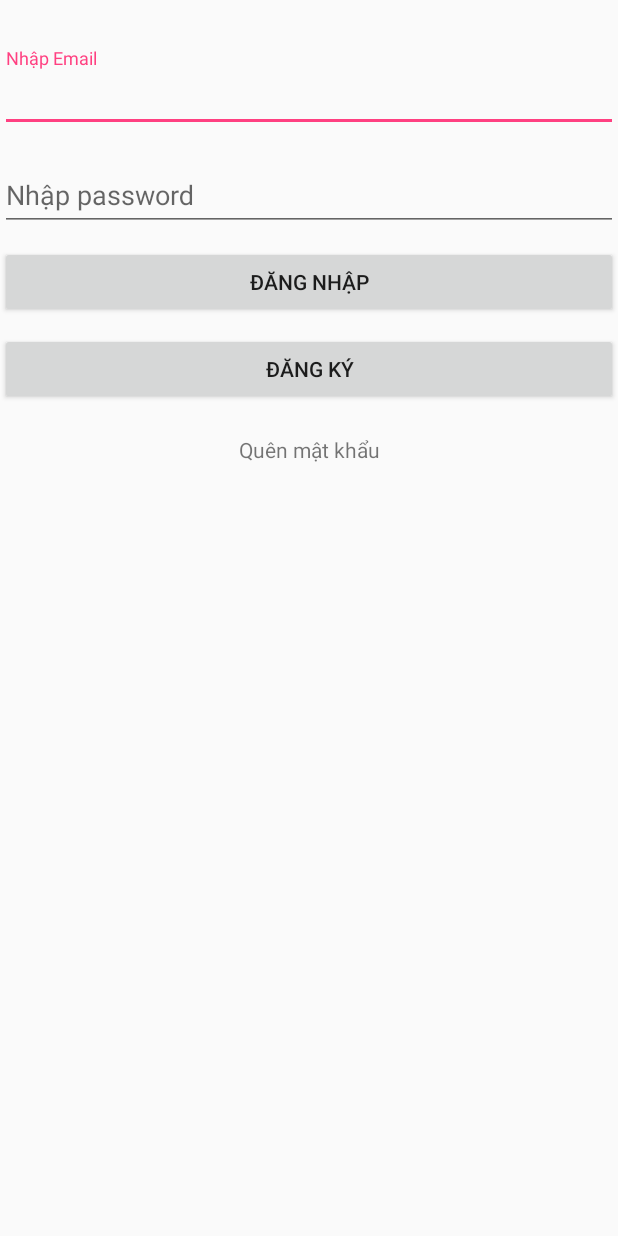
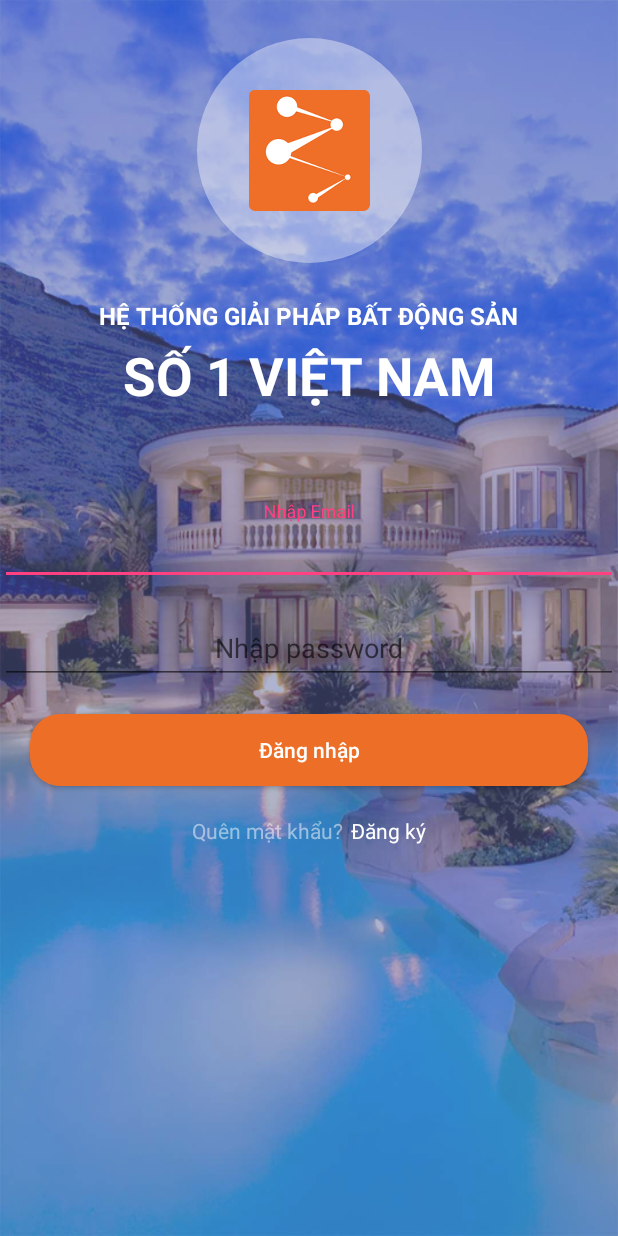
Before and after one commit to tuancuongth88/app-nghetuvan, an Android app: the screen it shows after launch (LoginActivity), on a phone screen of 412 x 824 dp. Run offline under Robolectric (Android 15) with nearby library versions, the phone set to English and light mode, and no system bars; our stand-ins replace data binding.

Commit message:
update UI login

```diff
--- a/app/src/main/java/haiphat/com/bds/nghetuvan/view/auth/LoginActivity.kt
+++ b/app/src/main/java/haiphat/com/bds/nghetuvan/view/auth/LoginActivity.kt
@@ -27,7 +27,7 @@ class LoginActivity : AppCompatActivity() {
                 startActivity(Intent(this@LoginActivity, HomeActivity::class.java))
             }, 1000)
         }
-        dataBindingLogin.btnRegister.setOnClickListener {
+        dataBindingLogin.tvRegister.setOnClickListener {
             startActivity(Intent(this@LoginActivity, RegisterActivity::class.java))
         }
         dataBindingLogin.txtForgotPassword.setOnClickListener {
--- a/app/src/main/res/drawable/bg_view_item_activities_radius.xml
+++ b/app/src/main/res/drawable/bg_view_btn_login_email.xml
@@ -1,6 +1,6 @@
 <?xml version="1.0" encoding="utf-8"?>
 <shape xmlns:android="http://schemas.android.com/apk/res/android" >
-    <solid android:color="@color/colorAccent"  />
-    <corners android:radius="@dimen/margin_20"/>
+    <solid android:color="#ed6f27"  />
+    <corners android:radius="20dp"/>
 
 </shape>
--- a/app/src/main/res/layout/activity_login.xml
+++ b/app/src/main/res/layout/activity_login.xml
@@ -3,23 +3,66 @@
     xmlns:app="http://schemas.android.com/apk/res-auto"
     xmlns:tools="http://schemas.android.com/tools">
 
-    <android.support.constraint.ConstraintLayout
-        android:layout_width="match_parent"
-        android:layout_height="match_parent"
-        tools:context="haiphat.com.bds.nghetuvan.view.auth.LoginActivity">
+
+        <android.support.constraint.ConstraintLayout style="@style/matchParent"
+            android:background="@drawable/ic_background_auth">
+
+            <View
+                style="@style/matchParent"
+                android:alpha="0.5"
+                android:background="#6069a5" />
+
+
+            <include
+                android:id="@+id/logo"
+                layout="@layout/logo_view"
+                android:layout_width="150dp"
+                android:layout_height="150dp"
+                android:layout_marginTop="25dp"
+                app:layout_constraintEnd_toEndOf="parent"
+                app:layout_constraintStart_toStartOf="parent"
+                app:layout_constraintTop_toTopOf="parent" />
+
+            <TextView
+                android:id="@+id/tvTitle"
+                style="@style/wrapContent"
+                android:layout_marginTop="24dp"
+                android:text="Hệ thống giải pháp bất động sản"
+                android:textAllCaps="true"
+                android:textColor="@color/colorWhite"
+                android:textSize="16sp"
+                android:textStyle="bold"
+                app:layout_constraintEnd_toEndOf="parent"
+                app:layout_constraintStart_toStartOf="parent"
+                app:layout_constraintTop_toBottomOf="@+id/logo" />
+
+            <TextView
+                android:id="@+id/tvName"
+                style="@style/wrapContent"
+                android:layout_marginTop="5dp"
+                android:text="Số 1 việt nam"
+                android:textAllCaps="true"
+                android:textColor="@color/colorWhite"
+                android:textSize="35sp"
+                android:textStyle="bold"
+                app:layout_constraintEnd_toEndOf="parent"
+                app:layout_constraintStart_toStartOf="parent"
+                app:layout_constraintTop_toBottomOf="@+id/tvTitle" />
 
             <android.support.design.widget.TextInputLayout
                 android:id="@+id/tilEmail"
                 style="@style/withWrap"
-            android:layout_marginTop="32dp"
+                android:layout_marginTop="60dp"
                 app:layout_constraintEnd_toEndOf="parent"
                 app:layout_constraintStart_toStartOf="parent"
-            app:layout_constraintTop_toTopOf="parent">
+                app:layout_constraintTop_toBottomOf="@+id/tvName">
 
                 <android.support.design.widget.TextInputEditText
                     android:id="@+id/tetEmail"
                     style="@style/matchWrap"
-                android:hint="Nhập Email" />
+                    android:gravity="center"
+                    android:hint="Nhập Email"
+                    android:textColor="@color/colorWhite" />
             </android.support.design.widget.TextInputLayout>
 
             <android.support.design.widget.TextInputLayout
@@ -33,36 +76,53 @@
                 <android.support.design.widget.TextInputEditText
                     android:id="@+id/tetPassword"
                     style="@style/matchWrap"
+                    android:gravity="center"
                     android:hint="Nhập password"
-                android:inputType="textPassword" />
+                    android:inputType="textPassword"
+                    android:textColor="@color/colorWhite" />
             </android.support.design.widget.TextInputLayout>
-
 
             <Button
                 android:id="@+id/btnLogin"
                 style="@style/withWrap"
+                android:layout_margin="20dp"
+                android:layout_marginTop="10dp"
+                android:background="@drawable/bg_view_btn_login_email"
                 android:text="Đăng nhập"
-            android:layout_marginTop="10dp"
+                android:textAllCaps="false"
+                android:textColor="@color/colorWhite"
                 app:layout_constraintEnd_toEndOf="@+id/tilEmail"
                 app:layout_constraintStart_toStartOf="@+id/tilEmail"
-            app:layout_constraintTop_toBottomOf="@+id/tilPassword"/>
-        <Button
-            android:id="@+id/btnRegister"
-            style="@style/withWrap"
-            android:text="Đăng ký"
-            android:layout_marginTop="10dp"
-            app:layout_constraintEnd_toEndOf="@+id/tilEmail"
-            app:layout_constraintStart_toStartOf="@+id/tilEmail"
-            app:layout_constraintTop_toBottomOf="@+id/btnLogin"/>
+                app:layout_constraintTop_toBottomOf="@+id/tilPassword" />
+
+
+            <android.support.constraint.ConstraintLayout
+                android:id="@+id/clBottom"
+                style="@style/wrapContent"
+                android:layout_marginTop="20dp"
+                app:layout_constraintEnd_toEndOf="@+id/btnLogin"
+                app:layout_constraintStart_toStartOf="@+id/btnLogin"
+                app:layout_constraintTop_toBottomOf="@+id/btnLogin">
+
                 <TextView
                     android:id="@+id/txtForgotPassword"
                     style="@style/wrapContent"
-            android:text="Quên mật khẩu"
-            android:padding="10dp"
-            android:layout_marginTop="10dp"
-            app:layout_constraintEnd_toEndOf="@+id/tilEmail"
-            app:layout_constraintStart_toStartOf="@+id/tilEmail"
-            app:layout_constraintTop_toBottomOf="@+id/btnRegister"/>
+                    android:layout_marginRight="5dp"
+                    android:alpha="0.5"
+                    android:text="Quên mật khẩu?"
+                    android:textColor="@color/colorWhite"
+                    app:layout_constraintEnd_toStartOf="@+id/btnRegister" />
+
+                <TextView
+                    android:id="@+id/tvRegister"
+                    style="@style/withWrap"
+                    android:layout_width="wrap_content"
+                    android:layout_marginLeft="5dp"
+                    android:text="Đăng ký"
+                    android:textColor="@color/colorWhite"
+                    app:layout_constraintStart_toEndOf="@+id/txtForgotPassword" />
+            </android.support.constraint.ConstraintLayout>
+
         </android.support.constraint.ConstraintLayout>
 
 </layout>
--- a/app/src/main/res/layout/activity_splash.xml
+++ b/app/src/main/res/layout/activity_splash.xml
@@ -10,7 +10,7 @@
 
         <View
             style="@style/matchParent"
-            android:alpha="0.3"
+            android:alpha="0.5"
             android:background="#6069a5"
             app:layout_constraintEnd_toEndOf="parent"
             app:layout_constraintStart_toStartOf="parent"
--- a/app/src/main/res/values/dimens.xml
+++ b/app/src/main/res/values/dimens.xml
@@ -5,6 +5,4 @@
     <dimen name="nav_header_vertical_spacing">8dp</dimen>
     <dimen name="nav_header_height">176dp</dimen>
     <dimen name="fab_margin">16dp</dimen>
-    <dimen name="margin_50">50</dimen>
-    <dimen name="margin_20">20</dimen>
 </resources>
```
Lines whose indentation alone changed are shown as unchanged.
